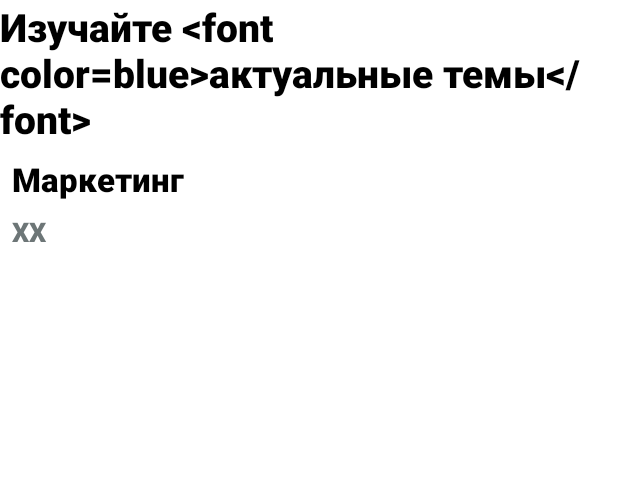
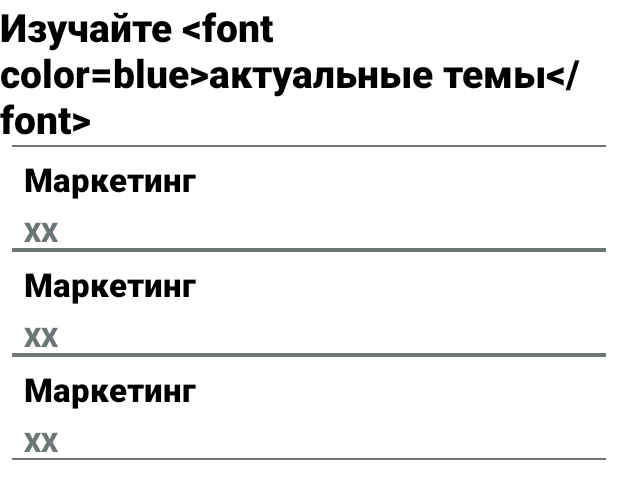
Before and after one commit to ffh2000/netolog, an Android app: the layout activity_main.xml on its own in the app's theme, with its tools: preview values and no code run, on a phone screen of 412 x 824 dp. Shown: the top 499 px of the screen. Run offline under Robolectric (Android 15) with nearby library versions, the phone set to English and light mode, and no system bars; network calls fail.

Commit message:
master: 04.02.2022 12:45:48 [Win]

```diff
--- a/app/src/main/java/com/example/myapplication/presentation/MainActivity.kt
+++ b/app/src/main/java/com/example/myapplication/presentation/MainActivity.kt
@@ -50,6 +50,7 @@ class MainActivity : AppCompatActivity(), LifecycleObserver {
         binding.apply {
             includeLoadingStateLayout.loadingLayout.visibility = View.GONE
             includeErrorStateLayout.errorLayout.visibility = View.GONE
+            tasksRecyclerView.adapter = TasksAdapter(state.data.data)
         }
     }
 
--- a/app/src/main/res/layout/task_item.xml
+++ b/app/src/main/res/layout/task_item.xml
@@ -2,8 +2,17 @@
 <androidx.constraintlayout.widget.ConstraintLayout xmlns:android="http://schemas.android.com/apk/res/android"
     xmlns:app="http://schemas.android.com/apk/res-auto"
     xmlns:tools="http://schemas.android.com/tools"
+    android:paddingStart="@dimen/margin_16dp"
+    android:paddingEnd="@dimen/margin_16dp"
     android:layout_width="match_parent"
-    android:layout_height="match_parent">
+    android:layout_height="wrap_content">
+
+    <View
+        android:layout_width="match_parent"
+        android:layout_height="1dp"
+        android:background="@color/gray"
+        app:layout_constraintLeft_toLeftOf="parent"
+        app:layout_constraintTop_toTopOf="parent" />
 
     <TextView
         android:id="@+id/itemTitle"
@@ -27,10 +36,18 @@
         android:layout_marginTop="@dimen/margin_8dp"
         android:layout_marginEnd="@dimen/margin_40dp"
         android:layout_marginBottom="@dimen/margin_16dp"
+        android:text="@string/itemsComment"
         android:textAppearance="@style/itemCommentText"
         app:layout_constraintEnd_toEndOf="parent"
         app:layout_constraintStart_toStartOf="parent"
-        app:layout_constraintTop_toBottomOf="@id/itemTitle"
-        tools:text="XX" />
+        app:layout_constraintTop_toBottomOf="@id/itemTitle" />
+
+    <View
+        android:layout_width="match_parent"
+        android:layout_height="1dp"
+        android:background="@color/gray"
+        android:id="@+id/lastItemLine"
+        app:layout_constraintLeft_toLeftOf="parent"
+        app:layout_constraintBottom_toBottomOf="parent" />
 
 </androidx.constraintlayout.widget.ConstraintLayout>
--- a/app/src/main/res/values/strings.xml
+++ b/app/src/main/res/values/strings.xml
@@ -2,4 +2,5 @@
     <string name="app_name">My Application</string>
     <string name="header"><![CDATA[Изучайте <font color="blue">актуальные темы</font>]]></string>
     <string name="repeat">Повторить</string>
+    <string name="itemsComment">XX</string>
 </resources>
```
Also changed, not shown: app/src/main/java/com/example/myapplication/presentation/TasksAdapter.kt (+13 -2 lines).
